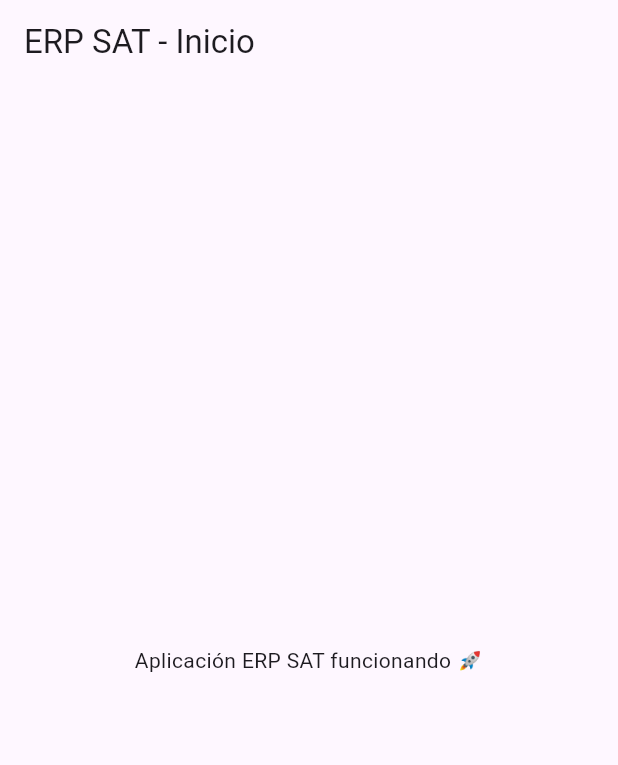
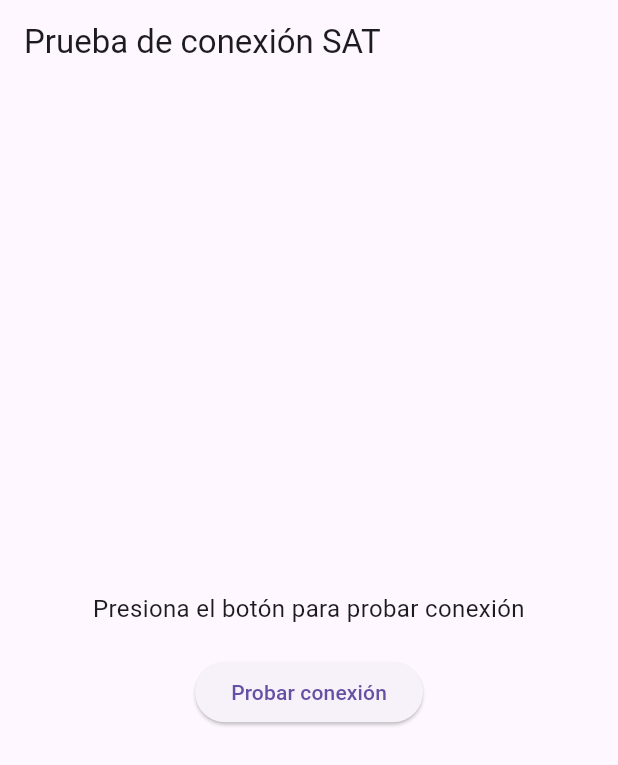
Before and after one commit to tagscolima-alt/prueba-git, a Flutter app: the screen it shows after launch, on a phone screen of 412 x 824 dp. Shown: the top 765 px of the screen. Run offline on Flutter 3.47's test engine with Material 3 defaults, Android fonts, the phone set to English and light mode, and no system bars; missing offline and left inert: postgres.

Commit message:
corcuito completo

```diff
--- a/mi_web_app/lib/main.dart
+++ b/mi_web_app/lib/main.dart
@@ -1,4 +1,5 @@
 import 'package:flutter/material.dart';
+import 'services/sat_api_service.dart';
 
 void main() {
   runApp(const MyApp());
@@ -10,12 +11,60 @@ class MyApp extends StatelessWidget {
   @override
   Widget build(BuildContext context) {
     return MaterialApp(
+      title: 'ERP SAT Demo',
       debugShowCheckedModeBanner: false,
-      title: 'ERP SAT',
-      home: Scaffold(
-        appBar: AppBar(title: const Text('ERP SAT - Inicio')),
-        body: const Center(
-          child: Text('Aplicación ERP SAT funcionando 🚀'),
+      home: const SatTestScreen(),
+    );
+  }
+}
+
+class SatTestScreen extends StatefulWidget {
+  const SatTestScreen({super.key});
+
+  @override
+  State<SatTestScreen> createState() => _SatTestScreenState();
+}
+
+class _SatTestScreenState extends State<SatTestScreen> {
+  String resultado = 'Presiona el botón para probar conexión';
+
+  Future<void> _probarConexion() async {
+    setState(() => resultado = '⏳ Probando conexión...');
+    try {
+      final datos = await SatApiService.probarConexionBD();
+      setState(() => resultado = '''
+✅ Conexión: ${datos['conexion']}
+🧠 Base: ${datos['baseDatos']}
+👤 Usuario: ${datos['usuario']}
+🕒 Hora servidor: ${datos['horaServidor']}
+''');
+    } catch (e) {
+      setState(() => resultado = '❌ Error: $e');
+    }
+  }
+
+  @override
+  Widget build(BuildContext context) {
+    return Scaffold(
+      appBar: AppBar(title: const Text('Prueba de conexión SAT')),
+      body: Center(
+        child: Padding(
+          padding: const EdgeInsets.all(20),
+          child: Column(
+            mainAxisAlignment: MainAxisAlignment.center,
+            children: [
+              Text(
+                resultado,
+                textAlign: TextAlign.center,
+                style: const TextStyle(fontSize: 16),
+              ),
+              const SizedBox(height: 20),
+              ElevatedButton(
+                onPressed: _probarConexion,
+                child: const Text('Probar conexión'),
+              ),
+            ],
+          ),
         ),
       ),
     );
```
Also changed, not shown: mi_web_app/lib/services/sat_api_service.dart (added, +18 -0 lines).
